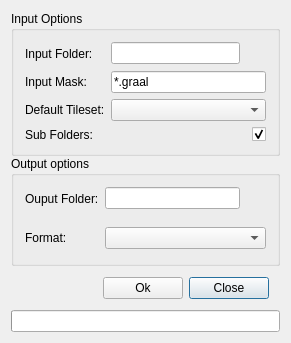
lukegrahamSydney/TilesEditor, file LevelConverter.ui: the form before one commit.
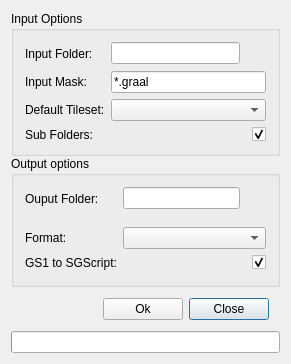
The form after the commit. Icons and pictures are not drawn.

Commit message: gs1 to sgscript converter

Diff of the .ui file:
```diff
--- a/LevelConverter.ui
+++ b/LevelConverter.ui
@@ -7,7 +7,7 @@
     <x>0</x>
     <y>0</y>
     <width>291</width>
-    <height>343</height>
+    <height>364</height>
    </rect>
   </property>
   <property name="windowTitle">
@@ -231,6 +231,23 @@
         </property>
        </widget>
       </item>
+      <item row="2" column="0">
+       <widget class="QLabel" name="gS1ToSGScriptLabel">
+        <property name="text">
+         <string>GS1 to SGScript:</string>
+        </property>
+       </widget>
+      </item>
+      <item row="2" column="1">
+       <widget class="QCheckBox" name="gS1ToSGScriptCheckBox">
+        <property name="layoutDirection">
+         <enum>Qt::RightToLeft</enum>
+        </property>
+        <property name="checked">
+         <bool>true</bool>
+        </property>
+       </widget>
+      </item>
      </layout>
     </widget>
    </item>
```
The commit also changes 79 other files.
